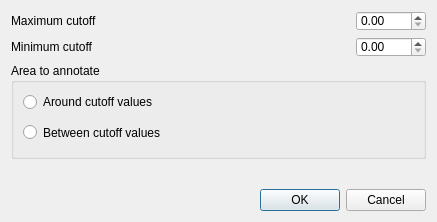
The window that src/corelibs/U2View/src/ov_sequence/ui/SaveGraphCutoffsDialog.ui (violethaze74/ugene) describes before a commit, drawn with Qt 5.
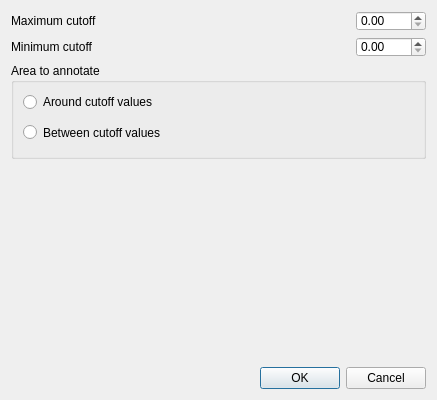
The same window after the commit.

What changed in the file:
```diff
--- a/src/corelibs/U2View/src/ov_sequence/ui/SaveGraphCutoffsDialog.ui
+++ b/src/corelibs/U2View/src/ov_sequence/ui/SaveGraphCutoffsDialog.ui
@@ -7,13 +7,13 @@
     <x>0</x>
     <y>0</y>
     <width>437</width>
-    <height>222</height>
+    <height>400</height>
    </rect>
   </property>
   <property name="minimumSize">
    <size>
     <width>437</width>
-    <height>0</height>
+    <height>400</height>
    </size>
   </property>
   <property name="windowTitle">
```
